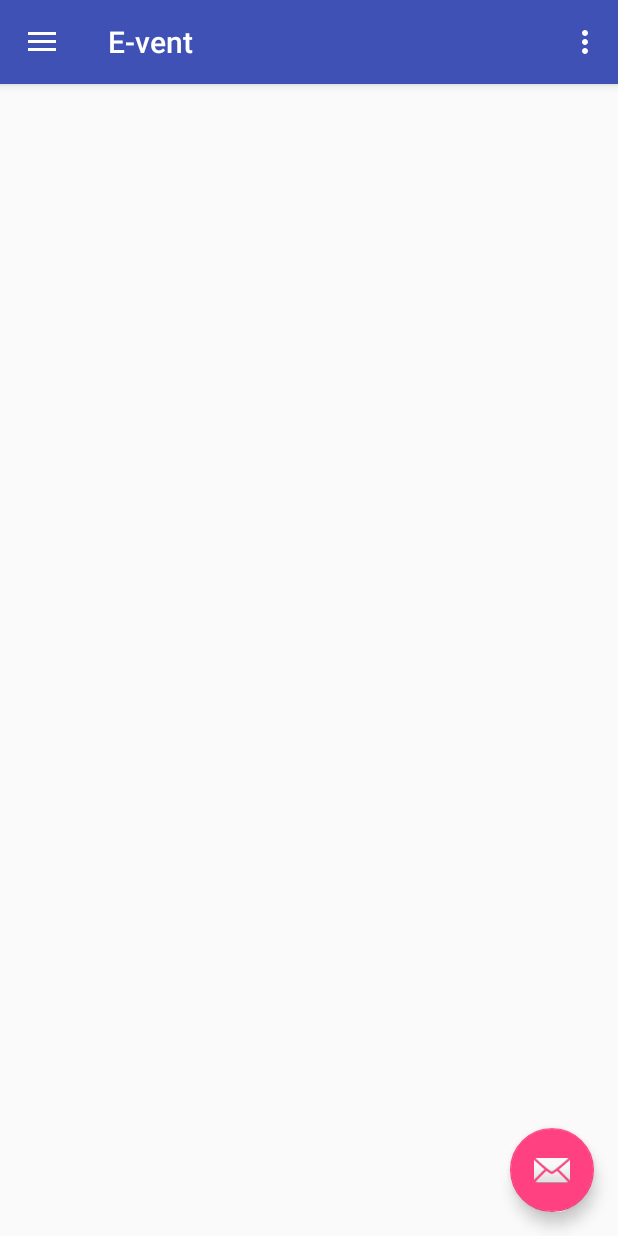
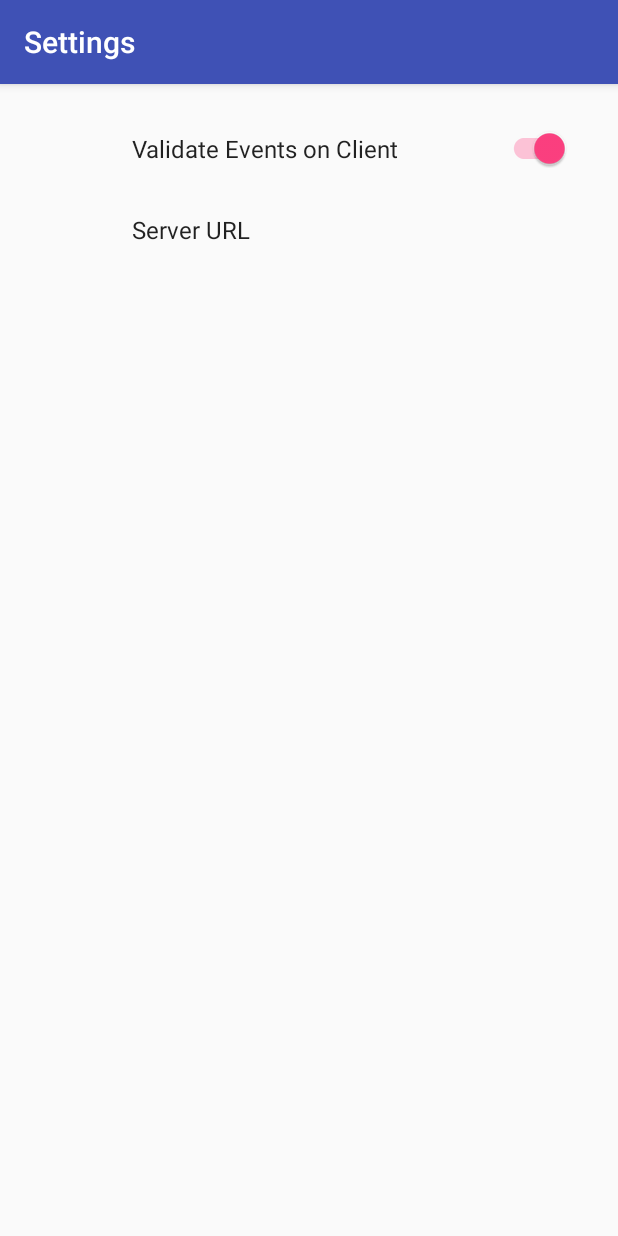
Before and after one commit to e-vent/E-vent-Android, an Android app: the EventActivity screen opened directly, with no data from a screen before it, in the options menu, after a tap on "Settings", on a phone screen of 412 x 824 dp. Run offline under Robolectric (Android 15) with nearby library versions, the phone set to English and light mode, and no system bars; our stand-ins replace androidx.preference, paging; 8 statements that could not run were skipped.

Commit message:
Implement Settings

```diff
--- a/app/build.gradle
+++ b/app/build.gradle
@@ -45,10 +45,10 @@ android {
 dependencies {
     implementation 'androidx.appcompat:appcompat:1.0.2'
     implementation 'androidx.constraintlayout:constraintlayout:1.1.3'
-    implementation 'androidx.lifecycle:lifecycle-extensions:2.0.0'
     implementation 'androidx.lifecycle:lifecycle-viewmodel-ktx:2.0.0'
     implementation 'androidx.legacy:legacy-support-v4:1.0.0'
     implementation 'com.google.android.material:material:1.0.0'
+    implementation 'androidx.preference:preference:1.1.0-alpha01'
     kapt deps.room.compiler
 
     implementation deps.constraint_layout
--- a/app/src/main/AndroidManifest.xml
+++ b/app/src/main/AndroidManifest.xml
@@ -2,7 +2,6 @@
 <manifest xmlns:android="http://schemas.android.com/apk/res/android"
     xmlns:tools="http://schemas.android.com/tools"
     package="io.github.e_vent">
-
     <!-- To auto-complete the email text field in the login form with the user's emails -->
     <uses-permission android:name="android.permission.GET_ACCOUNTS" />
     <uses-permission android:name="android.permission.READ_PROFILE" />
@@ -16,6 +15,9 @@
         android:supportsRtl="true"
         android:theme="@style/AppTheme"
         tools:ignore="GoogleAppIndexingWarning,MissingApplicationIcon,UnusedAttribute">
+        <activity
+            android:name=".prefsui.SettingsActivity"
+            android:label="@string/title_activity_settings"></activity>
         <activity
             android:name=".createui.CreateEventActivity"
             android:label="@string/title_activity_create_event" />
--- a/app/src/main/java/io/github/e_vent/ServiceLocator.kt
+++ b/app/src/main/java/io/github/e_vent/ServiceLocator.kt
@@ -75,6 +75,7 @@ class DefaultServiceLocator(val app: Application) : ServiceLocator {
     override fun getEventApi(): EventRetrofitApi = api
 
     override fun refreshEventApi() {
-        EventRetrofitApi.create("http://192.168.3.150:8000")
+        //TODO purge the db
+        api = EventRetrofitApi.create("http://192.168.3.150:8000")
     }
 }
--- /dev/null
+++ b/app/src/main/java/io/github/e_vent/prefsui/SettingsActivity.kt
@@ -0,0 +1,26 @@
+package io.github.e_vent.prefsui
+
+import android.os.Bundle
+import androidx.appcompat.app.AppCompatActivity
+import io.github.e_vent.R;
+
+/**
+ * A PreferenceActivity that presents a set of application settings. On
+ * handset devices, settings are presented as a single list. On tablets,
+ * settings are split by category, with category headers shown to the left of
+ * the list of settings.
+ *
+ * See [Android Design: Settings](http://developer.android.com/design/patterns/settings.html)
+ * for design guidelines and the [Settings API Guide](http://developer.android.com/guide/topics/ui/settings.html)
+ * for more information on developing a Settings UI.
+ */
+class SettingsActivity : AppCompatActivity() {
+    override fun onCreate(savedInstanceState: Bundle?) {
+        super.onCreate(savedInstanceState)
+        setContentView(R.layout.activity_settings)
+        supportFragmentManager
+                .beginTransaction()
+                .replace(R.id.settings_container, SettingsFragment())
+                .commit()
+    }
+}
--- /dev/null
+++ b/app/src/main/java/io/github/e_vent/prefsui/SettingsFragment.kt
@@ -0,0 +1,53 @@
+package io.github.e_vent.prefsui
+
+import android.annotation.TargetApi
+import android.content.SharedPreferences
+import android.os.Build
+import android.os.Bundle
+import android.util.Log
+import androidx.preference.EditTextPreference
+import androidx.preference.Preference
+import androidx.preference.PreferenceFragmentCompat
+import io.github.e_vent.R
+
+
+/*
+ * This fragment shows general preferences only. It is used when the
+ * activity is showing a two-pane settings UI.
+ */
+@TargetApi(Build.VERSION_CODES.HONEYCOMB)
+class SettingsFragment
+    : PreferenceFragmentCompat(), Preference.OnPreferenceChangeListener
+{
+    private var oldOnPreferenceChangeListener: Preference.OnPreferenceChangeListener? = null
+    override fun onCreatePreferences(savedInstanceState: Bundle?, rootKey: String?) {
+        setPreferencesFromResource(R.xml.pref_general, rootKey)
+    }
+
+    override fun onResume() {
+        super.onResume()
+        Log.i("Settings", "onResume")
+
+        val editText = findPreference("server_addr")
+        editText.summary = preferenceManager.sharedPreferences.getString(
+                getString(R.string.pref_id_server),
+                getString(R.string.pref_default_server)
+        )
+        oldOnPreferenceChangeListener = editText.onPreferenceChangeListener
+        editText.onPreferenceChangeListener = this
+    }
+
+    override fun onPause() {
+        super.onPause()
+        Log.i("Settings", "onPause")
+        val editText = findPreference("server_addr")
+        editText.onPreferenceChangeListener = oldOnPreferenceChangeListener
+        oldOnPreferenceChangeListener = null
+    }
+
+    override fun onPreferenceChange(pref: Preference, newValue: Any): Boolean {
+        (pref as EditTextPreference).summary = newValue.toString()
+        Log.i("Settings", "onPreferenceChange " + pref + " to " + newValue + " and " + oldOnPreferenceChangeListener)
+        return oldOnPreferenceChangeListener?.onPreferenceChange(pref, newValue) ?: true
+    }
+}
--- a/app/src/main/java/io/github/e_vent/viewerui/EventActivity.kt
+++ b/app/src/main/java/io/github/e_vent/viewerui/EventActivity.kt
@@ -11,6 +11,7 @@ import com.google.android.material.navigation.NavigationView
 import com.google.android.material.snackbar.Snackbar
 import io.github.e_vent.R
 import io.github.e_vent.createui.CreateEventActivity
+import io.github.e_vent.prefsui.SettingsActivity
 import kotlinx.android.synthetic.main.event_activity.*
 
 class EventActivity : AppCompatActivity(), NavigationView.OnNavigationItemSelectedListener {
@@ -57,7 +58,11 @@ class EventActivity : AppCompatActivity(), NavigationView.OnNavigationItemSelect
         // automatically handle clicks on the Home/Up button, so long
         // as you specify a parent activity in AndroidManifest.xml.
         when (item.itemId) {
-            R.id.action_settings -> return true
+            R.id.action_settings -> {
+                val intent = Intent(this, SettingsActivity::class.java)
+                startActivity(intent)
+                return true
+            }
             else -> return super.onOptionsItemSelected(item)
         }
     }
--- /dev/null
+++ b/app/src/main/res/layout/activity_settings.xml
@@ -0,0 +1,10 @@
+<?xml version="1.0" encoding="utf-8"?>
+<FrameLayout
+    xmlns:android="http://schemas.android.com/apk/res/android"
+    xmlns:tools="http://schemas.android.com/tools"
+    android:id="@+id/settings_container"
+    android:layout_width="match_parent"
+    android:layout_height="match_parent"
+    android:orientation="vertical"
+    android:padding="16dp"
+    tools:context="io.github.e_vent.viewerui.EventActivity" />
--- a/app/src/main/res/values/strings.xml
+++ b/app/src/main/res/values/strings.xml
@@ -17,4 +17,11 @@
     <string name="error_invalid_name">This name is invalid</string>
     <string name="error_invalid_desc">This description is invalid</string>
     <string name="error_server_error">The server rejected the event</string>
+    <string name="title_activity_settings">Settings</string>
+    <!-- Strings related to Settings -->
+    <string name="pref_header_general">General</string>
+    <string name="pref_title_validate_events_on_client">Validate Events on Client</string>
+    <string name="pref_title_server">Server URL</string>
+    <string name="pref_default_server">http://192.168.3.150:8000</string>
+    <string name="pref_id_server" translatable="false">server_addr</string>
 </resources>
--- /dev/null
+++ b/app/src/main/res/xml/pref_general.xml
@@ -0,0 +1,16 @@
+<androidx.preference.PreferenceScreen xmlns:android="http://schemas.android.com/apk/res/android">
+    <SwitchPreferenceCompat
+        android:defaultValue="true"
+        android:key="validate_events_on_client"
+        android:title="@string/pref_title_validate_events_on_client" />
+    <!-- NOTE: EditTextPreference accepts EditText attributes. -->
+    <!-- NOTE: EditTextPreference's summary should be set to its value by the activity code. -->
+    <EditTextPreference
+        android:defaultValue="@string/pref_default_server"
+        android:inputType="textUri"
+        android:key="server_addr"
+        android:maxLines="1"
+        android:selectAllOnFocus="true"
+        android:singleLine="true"
+        android:title="@string/pref_title_server" />
+</androidx.preference.PreferenceScreen>
```
